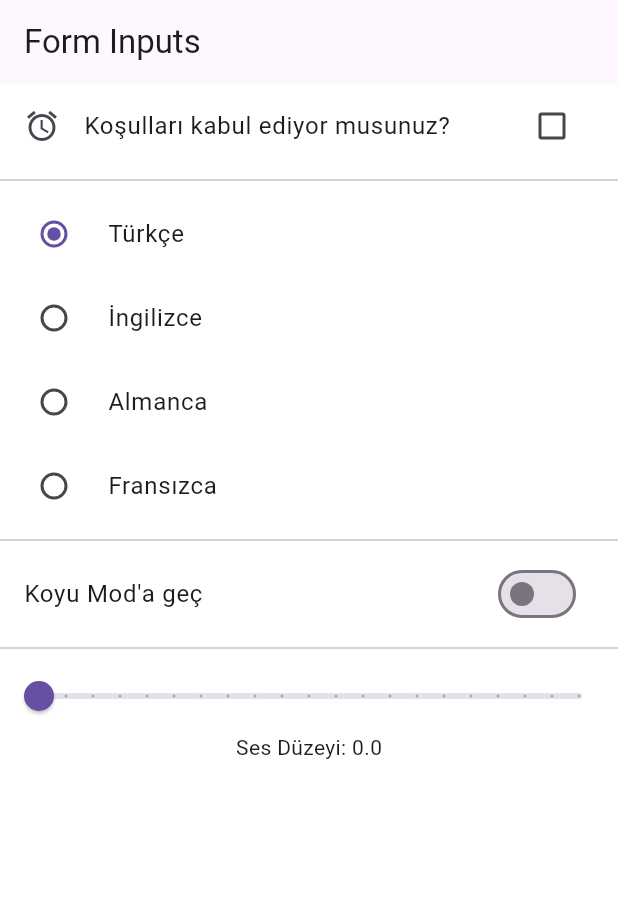
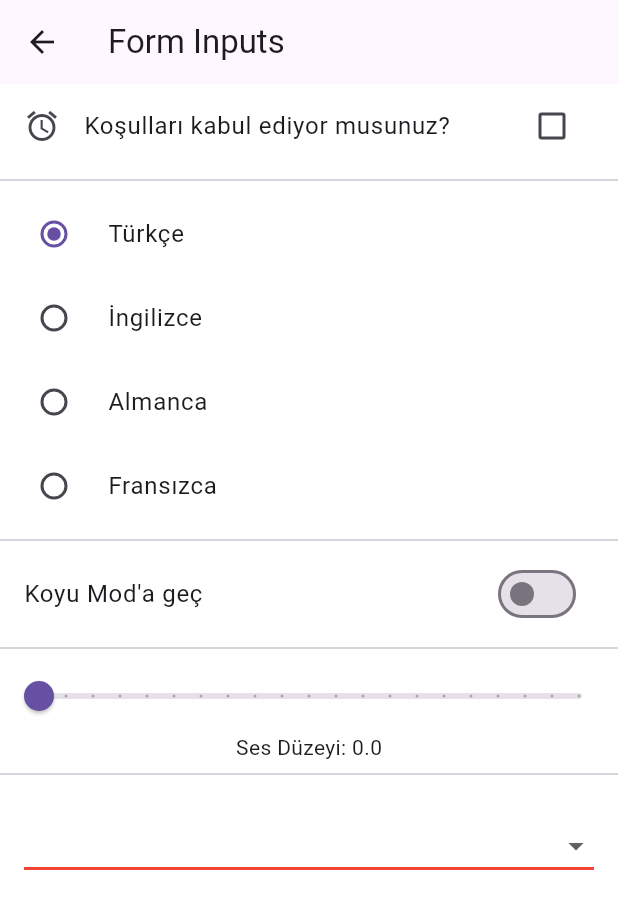
Before and after one commit to gelecekvadisi/flutter_2_2024, a Flutter app: the FormInputsPage screen opened directly, on a phone screen of 412 x 824 dp. Shown: the top 909 px of the screen. Run offline on Flutter 3.47's test engine with Material 3 defaults, Android fonts, the phone set to English and light mode, and no system bars; our stand-ins replace flutter_easyloading, flutter_screenutil, flutter_svg; project files that could hold a hidden picture were left out.

Commit message:
dropdown ve stepper widgetları, showDialog(), shopDatePicker() ve showTimePicker() fonksiyonları işlendi

```diff
--- a/flutter/fields_demo/lib/form_inputs_page.dart
+++ b/flutter/fields_demo/lib/form_inputs_page.dart
@@ -18,6 +18,8 @@ class _FormInputsPageState extends State<FormInputsPage> {
   bool isDarkMode = false;
 
   double volumeLevel = 0;
+
+  String? secilenSehir;
 
   @override
   Widget build(BuildContext context) {
@@ -108,6 +110,36 @@ class _FormInputsPageState extends State<FormInputsPage> {
               },
             ),
             Text("Ses Düzeyi: $volumeLevel"),
+            Divider(),
+            DropdownButton<String>(
+              value: secilenSehir,
+              underline: Container(height: 2, color: Colors.red,),
+              icon: Icon(Icons.arrow_drop_down),
+              dropdownColor: Colors.red,
+              isExpanded: true,
+              padding: EdgeInsets.all(16),
+              menuMaxHeight: 100,
+              items: const [
+                DropdownMenuItem(
+                  value: "İstanbul",
+                  child: Text("İstanbul"),
+                ),
+                DropdownMenuItem(
+                  value: "Ankara",
+                  child: Text("Ankara"),
+                ),
+                DropdownMenuItem(
+                  value: "Bursa",
+                  child: Text("Bursa"),
+                ),
+              ],
+              onChanged: (value) {
+                setState(() {
+                  secilenSehir = value;
+                  debugPrint("Seçilen Değer: $value");
+                });
+              },
+            )
           ],
         ),
       ),
```
Also changed, not shown: flutter/fields_demo/lib/dialog_demo_page.dart (added, +74 -0 lines), flutter/fields_demo/lib/main.dart (+7 -1 lines), flutter/fields_demo/lib/stepper_demo_page.dart (added, +102 -0 lines).
